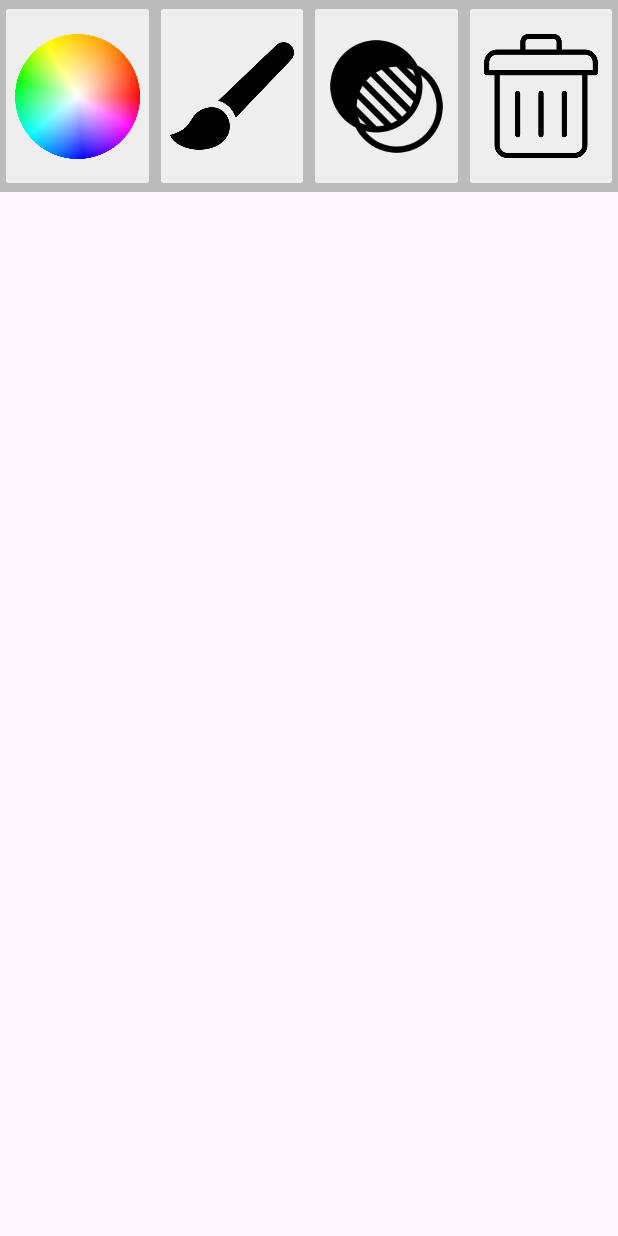
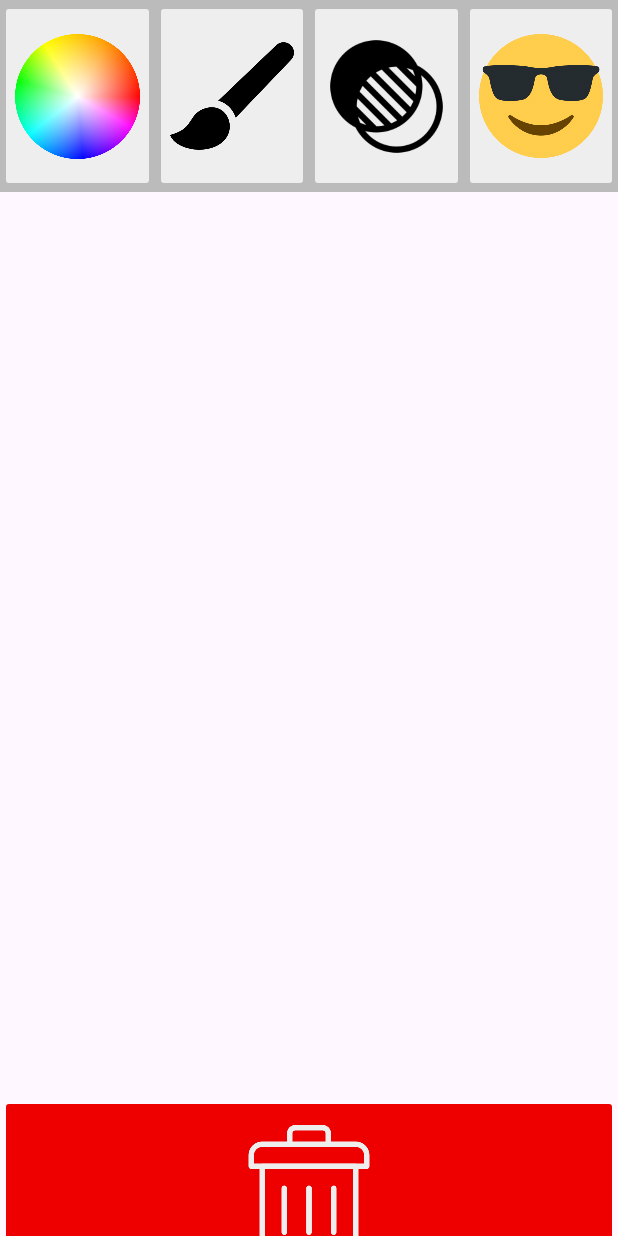
Before and after one commit to cstet23/CISC482Doodler, an Android app: the screen it shows after launch (MainActivity), on a phone screen of 412 x 824 dp. Run offline under Robolectric (Android 15) with nearby library versions, the phone set to English and light mode, and no system bars; libraries missing offline, so code that uses them is left out: yuku.ambilwarna; 1 statement that could not run was skipped.

Commit message:
Epic button added for IA09

```diff
--- a/app/src/main/res/layout/activity_main.xml
+++ b/app/src/main/res/layout/activity_main.xml
@@ -7,7 +7,7 @@
     android:layout_height="match_parent"
     tools:context=".MainActivity">
 
-    <LinearLayout
+    <androidx.constraintlayout.widget.ConstraintLayout
         android:id="@+id/fullScreen"
         android:layout_width="match_parent"
         android:layout_height="match_parent"
@@ -22,7 +22,8 @@
             android:background="#BBBBBB"
             android:orientation="horizontal"
             app:layout_constraintEnd_toEndOf="@+id/fullScreen"
-            app:layout_constraintStart_toEndOf="@+id/fullScreen">
+            app:layout_constraintStart_toEndOf="@+id/fullScreen"
+            app:layout_constraintTop_toTopOf="parent">
 
             <androidx.constraintlayout.widget.Guideline
                 android:id="@+id/guideline25"
@@ -55,9 +56,11 @@
                 android:padding="10dp"
                 android:scaleType="centerInside"
                 app:layout_constraintEnd_toStartOf="@+id/guideline25"
+                app:layout_constraintHorizontal_bias="0.0"
                 app:layout_constraintStart_toStartOf="@+id/taskbar"
                 app:srcCompat="@drawable/color_wheel"
-                tools:ignore="HardcodedText" />
+                tools:ignore="HardcodedText"
+                tools:layout_editor_absoluteY="-16dp" />
 
             <ImageButton
                 android:id="@+id/brushSize"
@@ -88,17 +91,17 @@
                 tools:ignore="HardcodedText" />
 
             <ImageButton
-                android:id="@+id/clearImage"
+                android:id="@+id/epicButton"
                 android:layout_width="0dp"
                 android:layout_height="match_parent"
                 android:adjustViewBounds="true"
                 android:backgroundTint="#EEE"
-                android:contentDescription="clear image"
+                android:contentDescription="do something funny"
                 android:padding="10dp"
                 android:scaleType="centerInside"
+                app:srcCompat="@drawable/epic_button"
                 app:layout_constraintEnd_toEndOf="@+id/taskbar"
                 app:layout_constraintStart_toEndOf="@+id/guideline75"
-                app:srcCompat="@drawable/trash"
                 tools:ignore="HardcodedText" />
 
         </androidx.constraintlayout.widget.ConstraintLayout>
@@ -106,7 +109,27 @@
         <com.example.cisc482doodler.DoodleView
             android:id="@+id/doodleView"
             android:layout_width="match_parent"
-            android:layout_height="wrap_content" />
+            android:layout_height="635dp"
+            app:layout_constraintEnd_toEndOf="parent"
+            app:layout_constraintStart_toStartOf="parent"
+            app:layout_constraintTop_toBottomOf="@+id/taskbar" />
 
-    </LinearLayout>
+        <ImageButton
+            android:id="@+id/clearImage"
+            android:layout_width="match_parent"
+            android:layout_height="128dp"
+            android:adjustViewBounds="true"
+            android:backgroundTint="#EE0000"
+            android:contentDescription="clear image"
+            android:padding="20dp"
+            android:scaleType="centerInside"
+            app:layout_constraintBottom_toBottomOf="parent"
+            app:layout_constraintEnd_toEndOf="parent"
+            app:layout_constraintStart_toStartOf="parent"
+            app:layout_constraintTop_toBottomOf="@+id/doodleView"
+            app:srcCompat="@drawable/trash"
+            app:tint="#EEE"
+            tools:ignore="HardcodedText" />
+
+    </androidx.constraintlayout.widget.ConstraintLayout>
 </androidx.constraintlayout.widget.ConstraintLayout>
--- a/gradle/libs.versions.toml
+++ b/gradle/libs.versions.toml
@@ -1,5 +1,5 @@
 [versions]
-agp = "8.7.2"
+agp = "8.7.3"
 junit = "4.13.2"
 junitVersion = "1.1.5"
 espressoCore = "3.5.1"
```
Also changed, not shown: app/src/main/java/com/example/cisc482doodler/DoodleView.java (+71 -1 lines), app/src/main/java/com/example/cisc482doodler/MainActivity.java (+14 -0 lines), app/src/main/res/drawable/epic_button.png (added).
